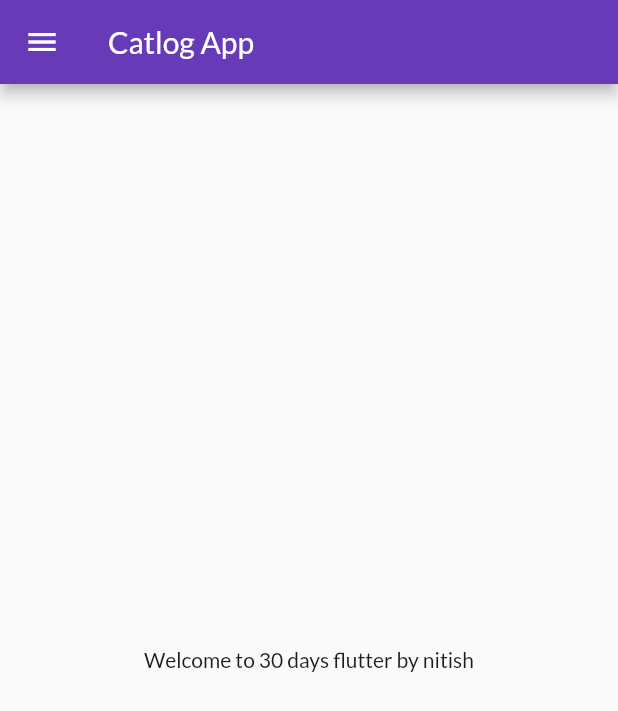
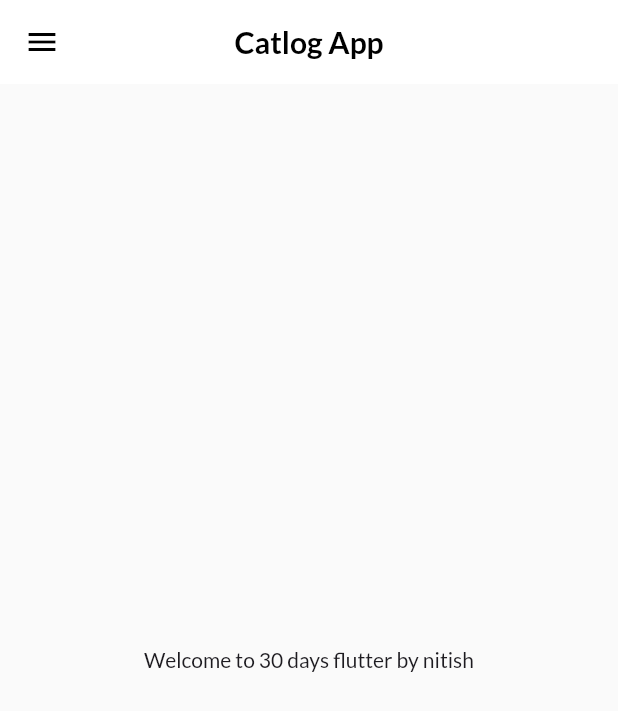
Before and after one commit to Nitish631/flutterStudy, a Flutter app: the screen it shows after launch, on a phone screen of 412 x 824 dp. Shown: the top 711 px of the screen. Run offline on Flutter 3.47's test engine with Material 3 defaults, Android fonts, the phone set to English and light mode, and no system bars; our stand-ins replace google_fonts.

Commit message:
theme new technique

```diff
--- a/lib/main.dart
+++ b/lib/main.dart
@@ -3,6 +3,7 @@ import 'package:wigets_and_layouts/screen/Homepage.dart';
 import 'package:wigets_and_layouts/screen/login_page.dart';
 import 'package:google_fonts/google_fonts.dart';
 import 'package:wigets_and_layouts/util/routes.dart';
+import 'package:wigets_and_layouts/widgets/theme.dart';
 void main(){
   runApp(MyApp());
 }
@@ -14,12 +15,7 @@ class MyApp extends StatelessWidget {
     return MaterialApp(
       debugShowCheckedModeBanner: false,
       themeMode: ThemeMode.light,
-      theme: ThemeData(
-        primarySwatch: Colors.deepPurple,
-        brightness: Brightness.light,
-        textTheme: GoogleFonts.latoTextTheme(),
-        useMaterial3: false
-        ),
+      theme: MyTheme.lightTheme(context),
       // darkTheme: ThemeData(
       //   brightness: Brightness.dark
       // ),
--- a/lib/screen/Homepage.dart
+++ b/lib/screen/Homepage.dart
@@ -7,8 +7,8 @@ class Homepage extends StatelessWidget {
   Widget build(BuildContext context) {
     return Scaffold(
       appBar: AppBar(
-        title: Text("Catlog App"),
-        backgroundColor: Theme.of(context).primaryColor,
+        title: Text("Catlog App",),
+        // backgroundColor: Theme.of(context).primaryColor,
       ),
       body: Center(
         child: Container(
--- /dev/null
+++ b/lib/widgets/theme.dart
@@ -0,0 +1,25 @@
+import 'package:flutter/material.dart';
+import 'package:google_fonts/google_fonts.dart';
+
+class MyTheme{
+  static ThemeData lightTheme(BuildContext context)=>ThemeData(
+        primarySwatch: Colors.deepPurple,
+        brightness: Brightness.light,
+        textTheme: GoogleFonts.latoTextTheme(),
+        useMaterial3: false,
+        appBarTheme: AppBarTheme(
+          centerTitle: true,
+          color: Colors.white,
+          elevation: 0,
+          iconTheme: IconThemeData(color: Colors.black),
+          // textTheme:Theme.of(context).textTheme,
+          titleTextStyle: GoogleFonts.lato(
+            textStyle: TextStyle(
+              color: Colors.black,
+              fontSize: 20,
+              fontWeight: FontWeight.bold
+            )
+          )
+        )
+        );
+}
```
